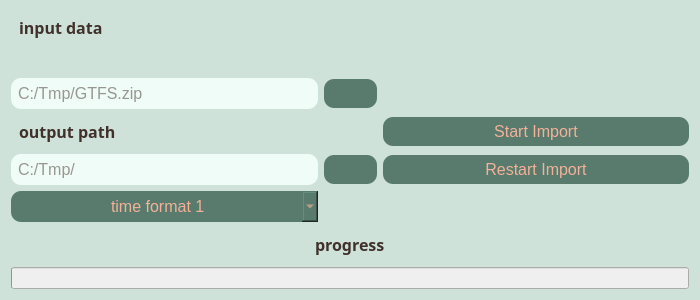
This is add_files/create_table_import.ui in Themishau/GTFStoFahrplan as Qt 5 draws it before an edit. The edited form follows.
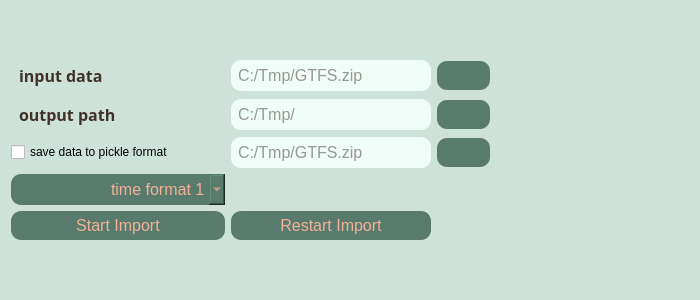
This is the edited form. Icons and pictures are not drawn.

Commit message: new ui elements and refactoring methods SPlash

```diff
--- a/add_files/create_table_import.ui
+++ b/add_files/create_table_import.ui
@@ -75,11 +75,11 @@
 }
 </string>
   </property>
-  <layout class="QVBoxLayout" name="verticalLayout_2">
-   <item>
+  <layout class="QGridLayout" name="gridLayout_2">
+   <item row="0" column="1" colspan="2">
     <layout class="QGridLayout" name="gridLayout">
-     <item row="5" column="0">
-      <widget class="QLineEdit" name="lineOutputPath">
+     <item row="4" column="1">
+      <widget class="QLineEdit" name="lineInputPath">
        <property name="font">
         <font>
          <pointsize>12</pointsize>
@@ -92,11 +92,82 @@
         <string/>
        </property>
        <property name="placeholderText">
-        <string>C:/Tmp/</string>
+        <string>C:/Tmp/GTFS.zip</string>
        </property>
       </widget>
      </item>
-     <item row="4" column="0">
+     <item row="12" column="2">
+      <widget class="QPushButton" name="btnGetPickleFile">
+       <property name="enabled">
+        <bool>true</bool>
+       </property>
+       <property name="font">
+        <font>
+         <pointsize>12</pointsize>
+        </font>
+       </property>
+       <property name="styleSheet">
+        <string notr="true"/>
+       </property>
+       <property name="text">
+        <string/>
+       </property>
+       <property name="icon">
+        <iconset resource="res/resource_boot.qrc">
+         <normaloff>:/newPrefix/icons/bootstrap-icons-1.10.3/file-earmark-arrow-up.svg</normaloff>:/newPrefix/icons/bootstrap-icons-1.10.3/file-earmark-arrow-up.svg</iconset>
+       </property>
+      </widget>
+     </item>
+     <item row="12" column="1">
+      <widget class="QLineEdit" name="picklesavename">
+       <property name="font">
+        <font>
+         <pointsize>12</pointsize>
+        </font>
+       </property>
+       <property name="styleSheet">
+        <string notr="true"/>
+       </property>
+       <property name="text">
+        <string/>
+       </property>
+       <property name="placeholderText">
+        <string>C:/Tmp/GTFS.zip</string>
+       </property>
+      </widget>
+     </item>
+     <item row="12" column="0">
+      <widget class="QCheckBox" name="checkBox_savepickle">
+       <property name="toolTip">
+        <string>saves data to faster format</string>
+       </property>
+       <property name="whatsThis">
+        <string>saves data to faster format</string>
+       </property>
+       <property name="text">
+        <string>save data to pickle format</string>
+       </property>
+      </widget>
+     </item>
+     <item row="15" column="0">
+      <widget class="QPushButton" name="btnImport">
+       <property name="enabled">
+        <bool>true</bool>
+       </property>
+       <property name="font">
+        <font>
+         <pointsize>12</pointsize>
+        </font>
+       </property>
+       <property name="styleSheet">
+        <string notr="true"/>
+       </property>
+       <property name="text">
+        <string>Start Import</string>
+       </property>
+      </widget>
+     </item>
+     <item row="9" column="0">
       <widget class="QLabel" name="label_10">
        <property name="font">
         <font>
@@ -111,7 +182,54 @@
        </property>
       </widget>
      </item>
-     <item row="0" column="0">
+     <item row="13" column="0">
+      <widget class="QComboBox" name="comboBox_display">
+       <property name="enabled">
+        <bool>true</bool>
+       </property>
+       <property name="font">
+        <font>
+         <pointsize>12</pointsize>
+        </font>
+       </property>
+       <property name="styleSheet">
+        <string notr="true"/>
+       </property>
+       <item>
+        <property name="text">
+         <string>time format 1</string>
+        </property>
+       </item>
+       <item>
+        <property name="text">
+         <string>time format 2</string>
+        </property>
+       </item>
+      </widget>
+     </item>
+     <item row="9" column="2">
+      <widget class="QPushButton" name="btnGetOutputDir">
+       <property name="enabled">
+        <bool>true</bool>
+       </property>
+       <property name="font">
+        <font>
+         <pointsize>12</pointsize>
+        </font>
+       </property>
+       <property name="styleSheet">
+        <string notr="true"/>
+       </property>
+       <property name="text">
+        <string/>
+       </property>
+       <property name="icon">
+        <iconset resource="res/resource_boot.qrc">
+         <normaloff>:/newPrefix/icons/bootstrap-icons-1.10.3/file-earmark-arrow-up.svg</normaloff>:/newPrefix/icons/bootstrap-icons-1.10.3/file-earmark-arrow-up.svg</iconset>
+       </property>
+      </widget>
+     </item>
+     <item row="4" column="0">
       <widget class="QLabel" name="label_11">
        <property name="font">
         <font>
@@ -126,33 +244,7 @@
        </property>
       </widget>
      </item>
-     <item row="3" column="2">
-      <spacer name="horizontalSpacer">
-       <property name="orientation">
-        <enum>Qt::Horizontal</enum>
-       </property>
-       <property name="sizeHint" stdset="0">
-        <size>
-         <width>40</width>
-         <height>20</height>
-        </size>
-       </property>
-      </spacer>
-     </item>
-     <item row="1" column="0">
-      <spacer name="verticalSpacer">
-       <property name="orientation">
-        <enum>Qt::Vertical</enum>
-       </property>
-       <property name="sizeHint" stdset="0">
-        <size>
-         <width>20</width>
-         <height>40</height>
-        </size>
-       </property>
-      </spacer>
-     </item>
-     <item row="3" column="1">
+     <item row="4" column="2">
       <widget class="QPushButton" name="btnGetFile">
        <property name="enabled">
         <bool>true</bool>
@@ -174,7 +266,25 @@
        </property>
       </widget>
      </item>
-     <item row="5" column="2">
+     <item row="9" column="1">
+      <widget class="QLineEdit" name="lineOutputPath">
+       <property name="font">
+        <font>
+         <pointsize>12</pointsize>
+        </font>
+       </property>
+       <property name="styleSheet">
+        <string notr="true"/>
+       </property>
+       <property name="text">
+        <string/>
+       </property>
+       <property name="placeholderText">
+        <string>C:/Tmp/</string>
+       </property>
+      </widget>
+     </item>
+     <item row="15" column="1">
       <widget class="QPushButton" name="btnRestart">
        <property name="enabled">
         <bool>false</bool>
@@ -192,147 +302,18 @@
        </property>
       </widget>
      </item>
-     <item row="3" column="0">
-      <widget class="QLineEdit" name="lineInputPath">
-       <property name="font">
-        <font>
-         <pointsize>12</pointsize>
-        </font>
-       </property>
-       <property name="styleSheet">
-        <string notr="true"/>
-       </property>
-       <property name="text">
-        <string/>
-       </property>
-       <property name="placeholderText">
-        <string>C:/Tmp/GTFS.zip</string>
-       </property>
-      </widget>
-     </item>
-     <item row="5" column="1">
-      <widget class="QPushButton" name="btnGetOutputDir">
-       <property name="enabled">
-        <bool>true</bool>
-       </property>
-       <property name="font">
-        <font>
-         <pointsize>12</pointsize>
-        </font>
-       </property>
-       <property name="styleSheet">
-        <string notr="true"/>
-       </property>
-       <property name="text">
-        <string/>
-       </property>
-       <property name="icon">
-        <iconset resource="res/resource_boot.qrc">
-         <normaloff>:/newPrefix/icons/bootstrap-icons-1.10.3/file-earmark-arrow-up.svg</normaloff>:/newPrefix/icons/bootstrap-icons-1.10.3/file-earmark-arrow-up.svg</iconset>
-       </property>
-      </widget>
-     </item>
-     <item row="4" column="2">
-      <widget class="QPushButton" name="btnImport">
-       <property name="enabled">
-        <bool>true</bool>
-       </property>
-       <property name="font">
-        <font>
-         <pointsize>12</pointsize>
-        </font>
-       </property>
-       <property name="styleSheet">
-        <string notr="true"/>
-       </property>
-       <property name="text">
-        <string>Start Import</string>
-       </property>
-      </widget>
-     </item>
-     <item row="6" column="0">
-      <widget class="QComboBox" name="comboBox_display">
-       <property name="enabled">
-        <bool>true</bool>
-       </property>
-       <property name="font">
-        <font>
-         <pointsize>12</pointsize>
-        </font>
-       </property>
-       <property name="styleSheet">
-        <string notr="true"/>
-       </property>
-       <item>
-        <property name="text">
-         <string>time format 1</string>
-        </property>
-       </item>
-       <item>
-        <property name="text">
-         <string>time format 2</string>
-        </property>
-       </item>
-      </widget>
-     </item>
-    </layout>
-   </item>
-   <item>
-    <layout class="QVBoxLayout" name="verticalLayout">
-     <item alignment="Qt::AlignHCenter">
-      <widget class="QLabel" name="label_12">
-       <property name="font">
-        <font>
-         <family>MS Reference Sans Serif</family>
-        </font>
-       </property>
-       <property name="styleSheet">
-        <string notr="true"/>
-       </property>
-       <property name="text">
-        <string>&lt;html&gt;&lt;head/&gt;&lt;body&gt;&lt;p&gt;&lt;span style=&quot; font-size:12pt; font-weight:600;&quot;&gt;progress&lt;/span&gt;&lt;/p&gt;&lt;/body&gt;&lt;/html&gt;</string>
-       </property>
-      </widget>
-     </item>
-     <item>
-      <widget class="QProgressBar" name="progressBar">
-       <property name="enabled">
-        <bool>false</bool>
-       </property>
-       <property name="sizePolicy">
-        <sizepolicy hsizetype="Maximum" vsizetype="Fixed">
-         <horstretch>0</horstretch>
-         <verstretch>0</verstretch>
-        </sizepolicy>
-       </property>
-       <property name="maximumSize">
-        <size>
-         <width>800</width>
-         <height>16777215</height>
-        </size>
-       </property>
-       <property name="styleSheet">
-        <string notr="true"/>
-       </property>
-       <property name="value">
-        <number>0</number>
-       </property>
-       <property name="alignment">
-        <set>Qt::AlignJustify|Qt::AlignVCenter</set>
-       </property>
-       <property name="textVisible">
-        <bool>false</bool>
-       </property>
+     <item row="9" column="3">
+      <spacer name="horizontalSpacer">
        <property name="orientation">
         <enum>Qt::Horizontal</enum>
        </property>
-       <property name="textDirection">
-        <enum>QProgressBar::TopToBottom</enum>
+       <property name="sizeHint" stdset="0">
+        <size>
+         <width>40</width>
+         <height>20</height>
+        </size>
        </property>
-       <property name="format">
-        <string> %p%</string>
-       </property>
-      </widget>
+      </spacer>
      </item>
     </layout>
    </item>
```
The commit also changes 4 other files.
